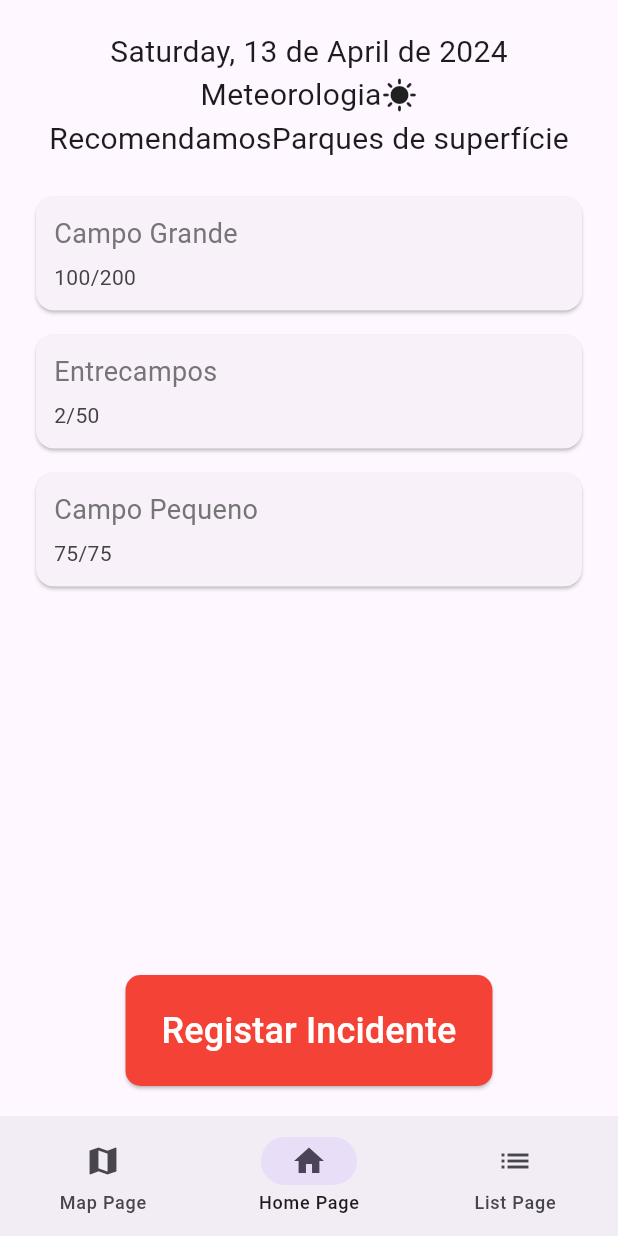
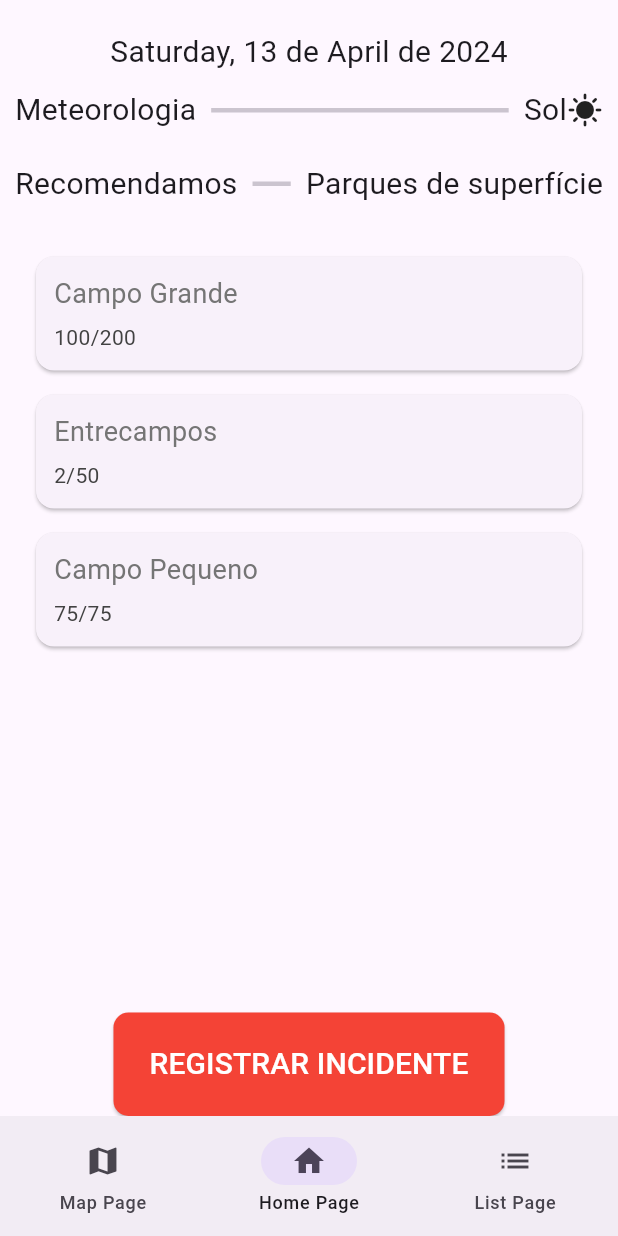
Before and after one commit to pedro-abreu-a22110364/app_emel_cm, a Flutter app: the screen it shows after launch, on a phone screen of 412 x 824 dp. Run offline on Flutter 3.47's test engine with Material 3 defaults, Android fonts, the phone set to English and light mode, and no system bars.

```diff
--- a/lib/model/parque.dart
+++ b/lib/model/parque.dart
@@ -8,16 +8,21 @@ class Parque {
   int lotacaoReal;
   int lotacaoMax;
   DateTime? data;
+  int distancia;
+  double preco;
   TipoParque tipoParque;
   EstadoParque? estadoParque;
   List<Incidente>? incidentes;
 
   Parque(
-      {required this.idParque,
-      required this.nome,
-      required this.lotacaoReal,
-      required this.lotacaoMax,
-      required this.tipoParque
+      {
+        required this.idParque,
+        required this.nome,
+        required this.lotacaoReal,
+        required this.lotacaoMax,
+        required this.tipoParque,
+        required this.distancia,
+        required this.preco
       });
 
   EstadoParque calculaEstadoParque() {
--- a/lib/pages/home_page.dart
+++ b/lib/pages/home_page.dart
@@ -27,29 +27,50 @@ class _HomePageState extends State<HomePage> {
           children: <Widget>[
             SizedBox(height: 20.0,),
             buildDiaAtualWidget(context),
-            const Row(
+            Container (
+              padding: EdgeInsets.all(10),
+              child: const Row(
                 mainAxisAlignment: MainAxisAlignment.center,
                 children: <Widget>[
                   Text('Meteorologia', style: TextStyle(fontSize: 20.0)),
+                  Expanded (
+                    child: Divider(
+                      thickness: 3.0,
+                      indent: 10.0,
+                      endIndent: 10.0,
+                    ),
+                  ),
+                  Text('Sol', style: TextStyle(fontSize: 20.0)),
                   Icon(Icons.sunny),
                 ],
               ),
-            const Row(
+            ),
+            Container(
+              padding: EdgeInsets.all(10),
+              child: const Row(
                 mainAxisAlignment: MainAxisAlignment.center,
                 children: <Widget>[
                   Text('Recomendamos', style: TextStyle(fontSize: 20.0)),
+                  Expanded (
+                    child: Divider(
+                      thickness: 3.0,
+                      indent: 10.0,
+                      endIndent: 10.0,
+                    ),
+                  ),
                   Text('Parques de superfície', style: TextStyle(fontSize: 20.0)),
                 ],
               ),
+            ),
                Expanded(
-              child:
-                buildList()
+                   child: buildList()
                ),
+              SizedBox(height: 5,),
               Row(
                 mainAxisAlignment: MainAxisAlignment.center,
                 children: <Widget>[
                   ElevatedButton(
-                  child: Text('Registar Incidente', style: TextStyle(fontSize: 24.0)),
+                    child: Text('REGISTRAR INCIDENTE', style: TextStyle(fontSize: 20.0)),
                     style: ElevatedButton.styleFrom(
                       backgroundColor: Colors.red,
                       foregroundColor: Colors.white,
@@ -60,11 +81,12 @@ class _HomePageState extends State<HomePage> {
                     ),
                     onPressed: () {
                       print('click me');
+                      //Apagar mais tarde
                     },
                   ),
                 ],
               ),
-            SizedBox(height: 20.0,),
+
           ],
         ),
       ),
--- a/pubspec.yaml
+++ b/pubspec.yaml
@@ -30,7 +30,7 @@ environment:
 dependencies:
   flutter:
     sdk: flutter
-
+  intl: ^0.17.0
 
   # The following adds the Cupertino Icons font to your application.
   # Use with the CupertinoIcons class for iOS style icons.
@@ -52,7 +52,8 @@ dev_dependencies:
 
 # The following section is specific to Flutter packages.
 flutter:
-
+  assets:
+    - images/emelmap.png
   # The following line ensures that the Material Icons font is
   # included with your application, so that you can use the icons in
   # the material Icons class.
```
Also changed, not shown: lib/pages/detail_page.dart (+67 -1 lines), lib/pages/list_page.dart (+6 -6 lines), lib/pages/map_page.dart (+6 -7 lines), pubspec.lock, 1 other file. Lines whose indentation alone changed are shown as unchanged.
